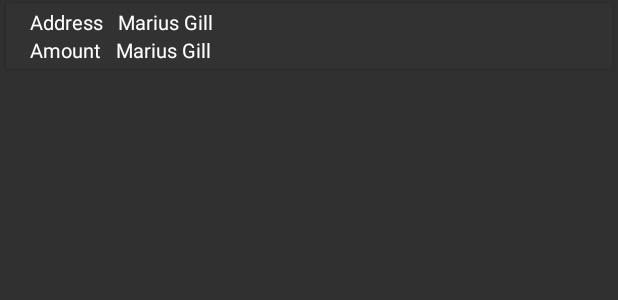
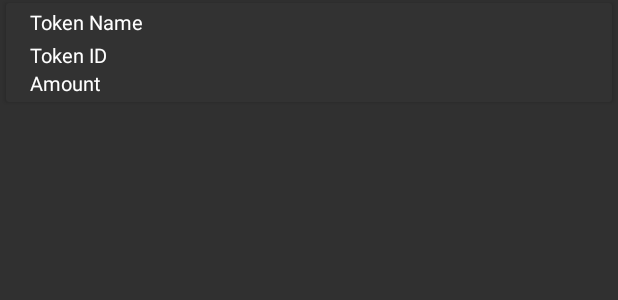
Before and after one commit to bigtangle/bigtangle-app, an Android app: the layout list_wallet_account.xml on its own in the app's theme, with its tools: preview values and no code run, on a phone screen of 412 x 824 dp. Shown: the top 300 px of the screen. Run offline under Robolectric (Android 15) with nearby library versions, the phone set to English and light mode, and no system bars.

```diff
--- a/app/src/main/java/net/bigtangle/wallet/activity/transaction/TransactionFragment.java
+++ b/app/src/main/java/net/bigtangle/wallet/activity/transaction/TransactionFragment.java
@@ -15,8 +15,8 @@ import android.view.ViewGroup;
 import net.bigtangle.wallet.R;
 import net.bigtangle.wallet.activity.transaction.fragments.TransactionBankFragment;
 import net.bigtangle.wallet.activity.transaction.fragments.TransactionHistoryFragment;
+import net.bigtangle.wallet.activity.transaction.fragments.TransactionPaymentFragment;
 import net.bigtangle.wallet.activity.transaction.fragments.TransactionSignatureFragment;
-import net.bigtangle.wallet.activity.transaction.fragments.TransactionSingleFragment;
 
 public class TransactionFragment extends Fragment {
 
@@ -66,7 +66,7 @@ public class TransactionFragment extends Fragment {
         @Override
         public Fragment getItem(int position) {
             if (position == 0) {
-                return TransactionSingleFragment.newInstance();
+                return TransactionPaymentFragment.newInstance();
             }
             if (position == 1) {
                 return TransactionSignatureFragment.newInstance();
--- a/app/src/main/java/net/bigtangle/wallet/activity/wallet/adapters/WalletAccountItemListAdapter.java
+++ b/app/src/main/java/net/bigtangle/wallet/activity/wallet/adapters/WalletAccountItemListAdapter.java
@@ -46,6 +46,9 @@ public class WalletAccountItemListAdapter extends RecyclerView.Adapter<WalletAcc
 
     public class ItemViewHolder extends RecyclerView.ViewHolder {
 
+        @BindView(R.id.tokenNameTextView)
+        TextView tokenNameTextView;
+
         @BindView(R.id.tokenidTextView)
         TextView tokenidTextView;
 
@@ -58,6 +61,7 @@ public class WalletAccountItemListAdapter extends RecyclerView.Adapter<WalletAcc
         }
 
         public void bind(WalletAccountItem walletAccountItem) {
+            this.tokenNameTextView.setText(walletAccountItem.getTokenname());
             this.tokenidTextView.setText(walletAccountItem.getTokenid());
             this.amountTextView.setText(walletAccountItem.getValue());
         }
--- a/app/src/main/java/net/bigtangle/wallet/core/WalletContextHolder.java
+++ b/app/src/main/java/net/bigtangle/wallet/core/WalletContextHolder.java
@@ -1,6 +1,8 @@
 package net.bigtangle.wallet.core;
 
+import net.bigtangle.core.ECKey;
 import net.bigtangle.core.NetworkParameters;
+import net.bigtangle.core.Utils;
 import net.bigtangle.crypto.KeyCrypterScrypt;
 import net.bigtangle.kits.WalletAppKit;
 import net.bigtangle.params.MainNetParams;
@@ -21,6 +23,10 @@ public class WalletContextHolder {
             walletAppKit = new WalletAppKit(networkParameters, new File(directory), filename);
         }
         setupWalletData();
+        // test
+        ECKey newKey = ECKey.fromPrivateAndPrecalculatedPublic(Utils.HEX.decode(NetworkParameters.testPriv),
+                Utils.HEX.decode(NetworkParameters.testPub));
+        walletAppKit.wallet().importKey(newKey);
     }
 
     public static KeyParameter getAesKey() {
--- a/app/src/main/java/net/bigtangle/wallet/core/constant/MessageStateCode.java
+++ b/app/src/main/java/net/bigtangle/wallet/core/constant/MessageStateCode.java
@@ -6,5 +6,7 @@ public class MessageStateCode {
 
     public static final int NETWORK_ERROR = 10001;
 
-    public static final int WALLET_ERROR = 10002;
+    public static final int WALLET_EXCEPTION_ERROR = 10002;
+
+    public static final int WALLET_TOAST_ERROR = 10003;
 }
--- a/app/src/main/res/layout/list_wallet_account.xml
+++ b/app/src/main/res/layout/list_wallet_account.xml
@@ -29,7 +29,6 @@
                 android:orientation="vertical">
 
                 <LinearLayout
-                    android:id="@+id/LinearLayout1"
                     android:layout_width="match_parent"
                     android:layout_height="wrap_content"
                     android:layout_marginTop="3dp"
@@ -39,7 +38,32 @@
                         android:layout_width="wrap_content"
                         android:layout_height="wrap_content"
                         android:layout_marginStart="16dp"
-                        android:text="@string/wallet_account_tokenname"
+                        android:text="@string/wallet_account_token_name"
+                        android:textColor="@android:color/white"
+                        android:textSize="13sp" />
+
+                    <TextView
+                        android:id="@+id/tokenNameTextView"
+                        android:layout_width="wrap_content"
+                        android:layout_height="wrap_content"
+                        android:layout_marginStart="10dp"
+                        android:singleLine="true"
+                        android:ellipsize="end"
+                        android:textColor="@android:color/white"
+                        android:textSize="13sp" />
+                </LinearLayout>
+
+                <LinearLayout
+                    android:layout_width="match_parent"
+                    android:layout_height="wrap_content"
+                    android:layout_marginTop="3dp"
+                    android:orientation="horizontal">
+
+                    <TextView
+                        android:layout_width="wrap_content"
+                        android:layout_height="wrap_content"
+                        android:layout_marginStart="16dp"
+                        android:text="@string/wallet_account_token_id"
                         android:textColor="@android:color/white"
                         android:textSize="13sp" />
 
@@ -48,7 +72,8 @@
                         android:layout_width="wrap_content"
                         android:layout_height="wrap_content"
                         android:layout_marginStart="10dp"
-                        android:text="Marius Gill"
+                        android:singleLine="true"
+                        android:ellipsize="end"
                         android:textColor="@android:color/white"
                         android:textSize="13sp" />
                 </LinearLayout>
@@ -72,7 +97,6 @@
                         android:layout_width="wrap_content"
                         android:layout_height="wrap_content"
                         android:layout_marginStart="10dp"
-                        android:text="Marius Gill"
                         android:textColor="@android:color/white"
                         android:textSize="13sp" />
                 </LinearLayout>
--- a/app/src/main/res/values/strings.xml
+++ b/app/src/main/res/values/strings.xml
@@ -16,19 +16,23 @@
 
     <string name="wallet_tab_account">Account</string>
     <string name="wallet_tab_secretkey">Secret Key</string>
-    <string name="wallet_account_tokenname">Address</string>
+    <string name="wallet_account_token_id">Token ID</string>
+    <string name="wallet_account_token_name">Token Name</string>
     <string name="wallet_account_value">Amount</string>
     <string name="wallet_secretkey_address">Address</string>
     <string name="wallet_secretkey_pubkey">Public Key</string>
-    <string name="wallet_transaction_success">Transaction Success</string>
-    <string name="wallet_transaction_fail">Transaction Fail</string>
 
     <string name="settings_tab_connection">Connection</string>
     <string name="settings_tab_about">About</string>
 
-    <string name="search">search</string>
+    <string name="search">Search</string>
     <string name="pay">Pay</string>
     <string name="cancel">Cancel</string>
+
+    <string name="address_not_empty">Address not empty</string>
+    <string name="amount_not_empty">Amount not empty</string>
+    <string name="token_not_empty">Token not empty</string>
+    <string name="wallet_payment_success">Wallet payment success</string>
 
     <string name="dialog_title_info">Info</string>
     <string name="dialog_title_error">Error</string>
```
Also changed, not shown: app/src/main/java/net/bigtangle/wallet/activity/transaction/fragments/TransactionPaymentFragment.java (renamed from app/src/main/java/net/bigtangle/wallet/activity/transaction/fragments/TransactionSingleFragment.java, +26 -13 lines), app/src/main/java/net/bigtangle/wallet/activity/wallet/fragments/WalletAccountFragment.java (+8 -1 lines), app/src/main/java/net/bigtangle/wallet/core/exception/HttpNetExecuteException.java (added, +18 -0 lines), app/src/main/java/net/bigtangle/wallet/core/http/HttpNetRunaDispatch.java (+18 -5 lines), app/src/main/res/layout/fragment_transaction_payment.xml (renamed from app/src/main/res/layout/fragment_transaction_single.xml), 1 other file.
